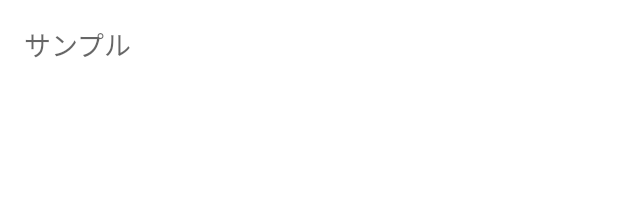
After one commit to nao-sato/AndroidSamplesApp, an Android app: the layout fragment_sample1.xml on its own in the app's theme, with its tools: preview values and no code run, on a phone screen of 412 x 824 dp. The commit adds this screen. Shown: the top 223 px of the screen. Run offline under Robolectric (Android 15) with nearby library versions, the phone set to English and light mode, and no system bars.

Commit message:
・ViewPager２を追加

```diff
--- a/app/src/main/AndroidManifest.xml
+++ b/app/src/main/AndroidManifest.xml
@@ -11,6 +11,7 @@
         android:roundIcon="@mipmap/ic_launcher_round"
         android:supportsRtl="true"
         android:theme="@style/Theme.KtAndroidSample">
+        <activity android:name=".viewPager2.ViewPager2Activity"></activity>
         <activity android:name=".recyclerView.RecyclerViewActivity" />
         <activity android:name=".MainActivity">
             <intent-filter>
@@ -33,7 +34,6 @@
             android:name=".service.MyService"
             android:enabled="true"
             android:exported="false" />
-
     </application>
 
 </manifest>
--- a/app/src/main/java/com/example/ktAndroidSample/MainActivity.kt
+++ b/app/src/main/java/com/example/ktAndroidSample/MainActivity.kt
@@ -10,6 +10,7 @@ import com.example.ktAndroidSample.databinding.ActivityMainBinding
 import com.example.ktAndroidSample.mediaPlayer.MediaPlayerActivity
 import com.example.ktAndroidSample.recyclerView.RecyclerViewActivity
 import com.example.ktAndroidSample.service.ServiceActivity
+import com.example.ktAndroidSample.viewPager2.ViewPager2Activity
 
 class MainActivity : AppCompatActivity() {
 
@@ -57,6 +58,7 @@ class MainActivity : AppCompatActivity() {
             ServiceActivity::class.java.simpleName -> ServiceActivity.start(this)
             PickerActivity::class.java.simpleName -> PickerActivity.start(this)
             RecyclerViewActivity::class.java.simpleName -> RecyclerViewActivity.start(this)
+            ViewPager2Activity::class.java.simpleName -> ViewPager2Activity.start(this)
         }
     }
 
--- /dev/null
+++ b/app/src/main/res/layout/fragment_sample1.xml
@@ -0,0 +1,15 @@
+<?xml version="1.0" encoding="utf-8"?>
+<layout xmlns:android="http://schemas.android.com/apk/res/android">
+    <ScrollView
+    android:id="@+id/content"
+    android:layout_width="match_parent"
+    android:layout_height="match_parent" >
+
+    <TextView style="?android:textAppearanceMedium"
+        android:padding="16dp"
+        android:lineSpacingMultiplier="1.2"
+        android:layout_width="match_parent"
+        android:layout_height="wrap_content"
+        android:text="@string/lorem_ipsum" />
+    </ScrollView>
+</layout>
--- a/app/src/main/res/values/strings.xml
+++ b/app/src/main/res/values/strings.xml
@@ -23,4 +23,5 @@
     <string name="bt_pick_time">Pick time</string>
     <!-- TODO: Remove or change this placeholder text -->
     <string name="hello_blank_fragment">Hello blank fragment</string>
+    <string name="lorem_ipsum">サンプル</string>
 </resources>
```
Also changed, not shown: app/src/main/java/com/example/ktAndroidSample/MainViewModel.kt (+6 -4 lines), app/src/main/java/com/example/ktAndroidSample/viewPager2/SampleFragment1.kt (added, +22 -0 lines), app/src/main/java/com/example/ktAndroidSample/viewPager2/ViewPager2Activity.kt (added, +51 -0 lines), app/src/main/res/layout/activity_view_pager2.xml (added, +10 -0 lines).
